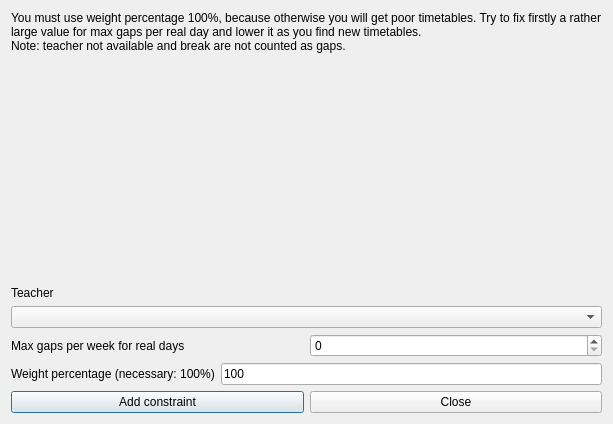
vonmecheln/fet, file fet/src/interface/addconstraintteachermaxgapsperweekforrealdaysform_template.ui: the form before one commit.
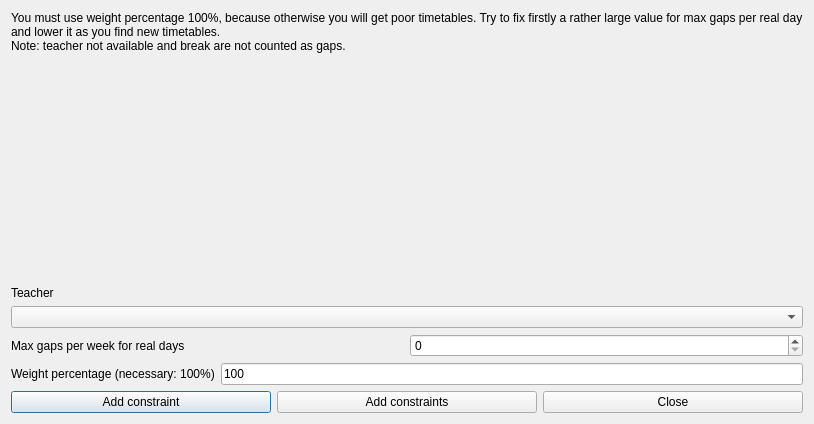
The form after the commit.

```diff
--- a/fet/src/interface/addconstraintteachermaxgapsperweekforrealdaysform_template.ui
+++ b/fet/src/interface/addconstraintteachermaxgapsperweekforrealdaysform_template.ui
@@ -6,7 +6,7 @@
    <rect>
     <x>0</x>
     <y>0</y>
-    <width>613</width>
+    <width>814</width>
     <height>424</height>
    </rect>
   </property>
@@ -106,6 +106,13 @@
        </property>
       </widget>
      </item>
+     <item>
+      <widget class="QPushButton" name="addConstraintsPushButton">
+       <property name="text">
+        <string>Add constraints</string>
+       </property>
+      </widget>
+     </item>
      <item>
       <widget class="QPushButton" name="closePushButton">
        <property name="text">
```
